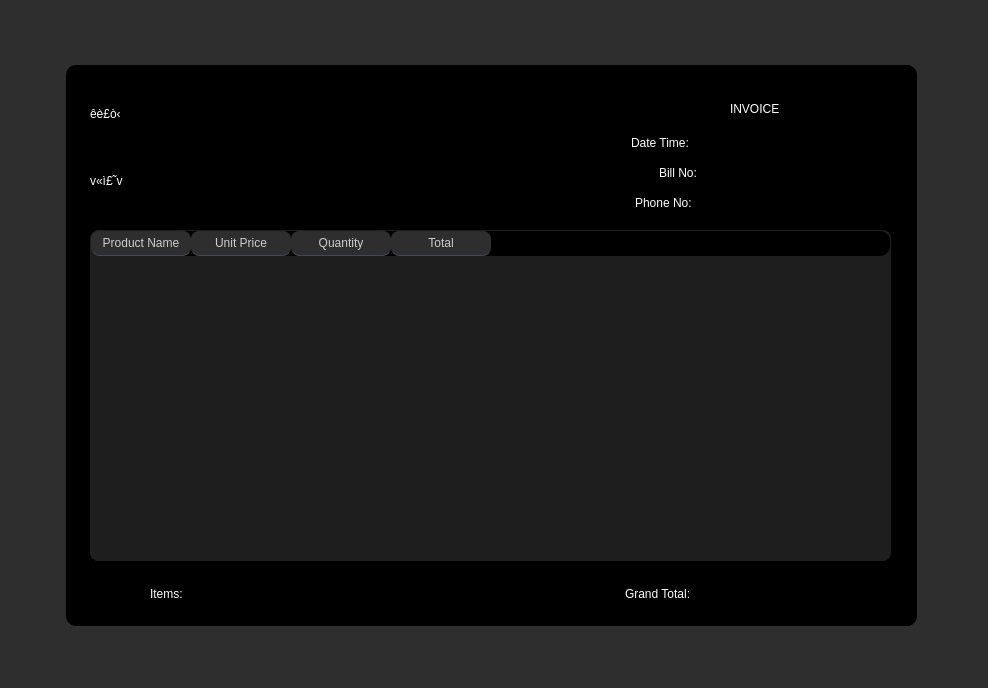
This is assets/ui/view_order_modal.ui in JinxSeven/retail-manager-lite as Qt 5 draws it before an edit. The edited form follows.
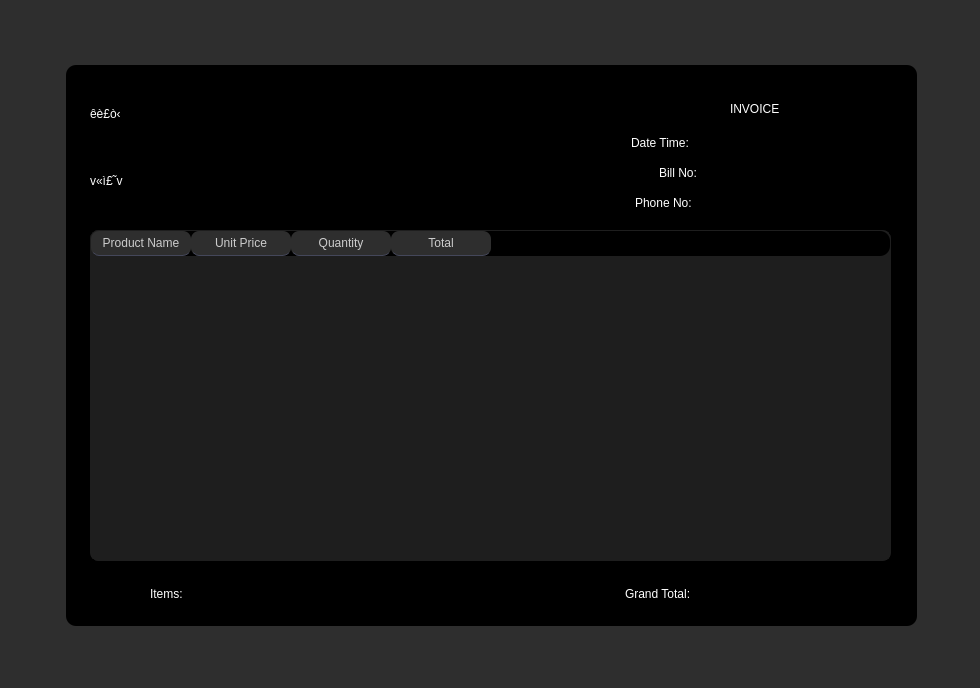
This is the edited form. Icons and pictures are not drawn.

Commit message: Making UI files non-resizable

Patch:
```diff
--- a/assets/ui/view_order_modal.ui
+++ b/assets/ui/view_order_modal.ui
@@ -6,10 +6,22 @@
    <rect>
     <x>0</x>
     <y>0</y>
-    <width>988</width>
+    <width>980</width>
     <height>688</height>
    </rect>
   </property>
+  <property name="minimumSize">
+   <size>
+    <width>980</width>
+    <height>688</height>
+   </size>
+  </property>
+  <property name="maximumSize">
+   <size>
+    <width>980</width>
+    <height>688</height>
+   </size>
+  </property>
   <property name="windowTitle">
    <string>Dialog</string>
   </property>
```
The commit also changes 1 other file.
